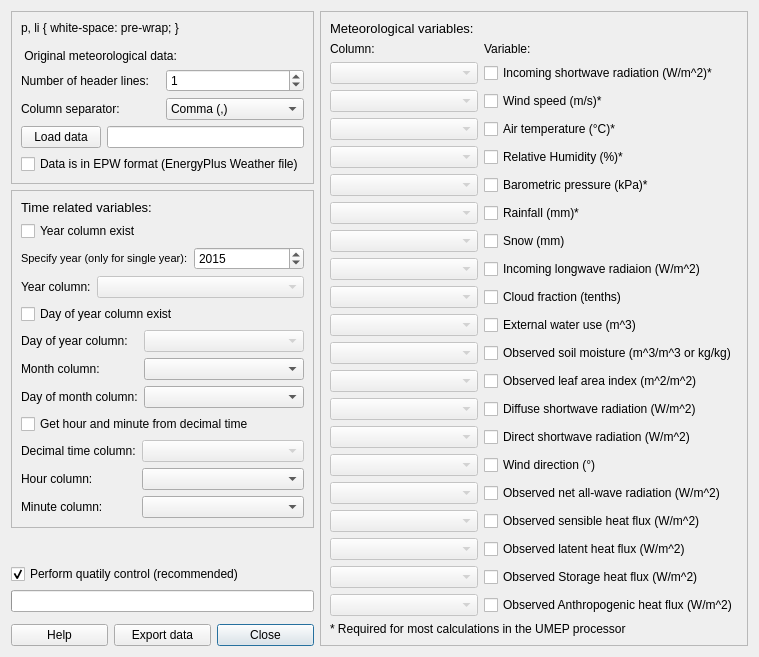
First picture: the form in MetdataProcessor/metdata_processor_dialog_base.ui, repository UMEP-dev/UMEP, before the edit.
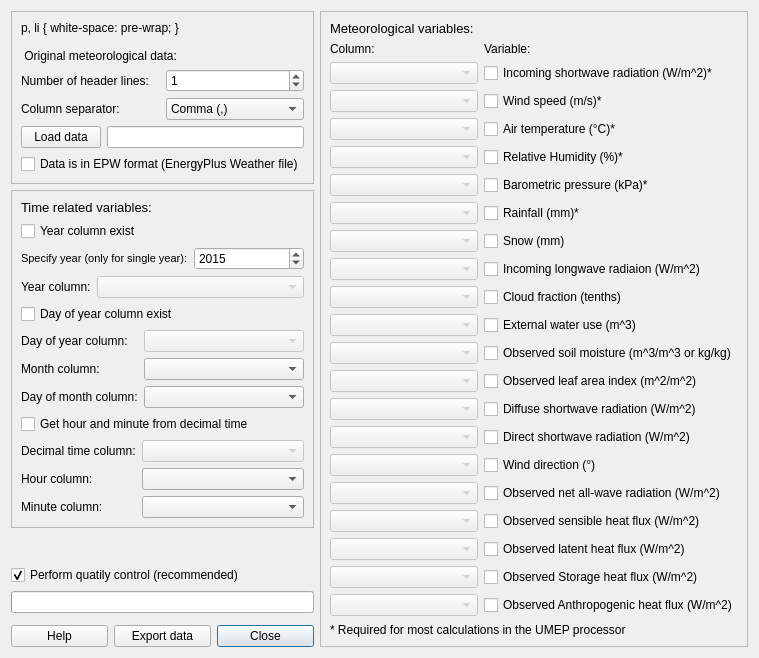
Second picture: the form after the edit.

```diff
--- a/MetdataProcessor/metdata_processor_dialog_base.ui
+++ b/MetdataProcessor/metdata_processor_dialog_base.ui
@@ -10,7 +10,7 @@
     <x>0</x>
     <y>0</y>
     <width>759</width>
-    <height>614</height>
+    <height>658</height>
    </rect>
   </property>
   <property name="windowTitle">
```
Left out of the diff: 4 changed lines with no effect on the pictures.
